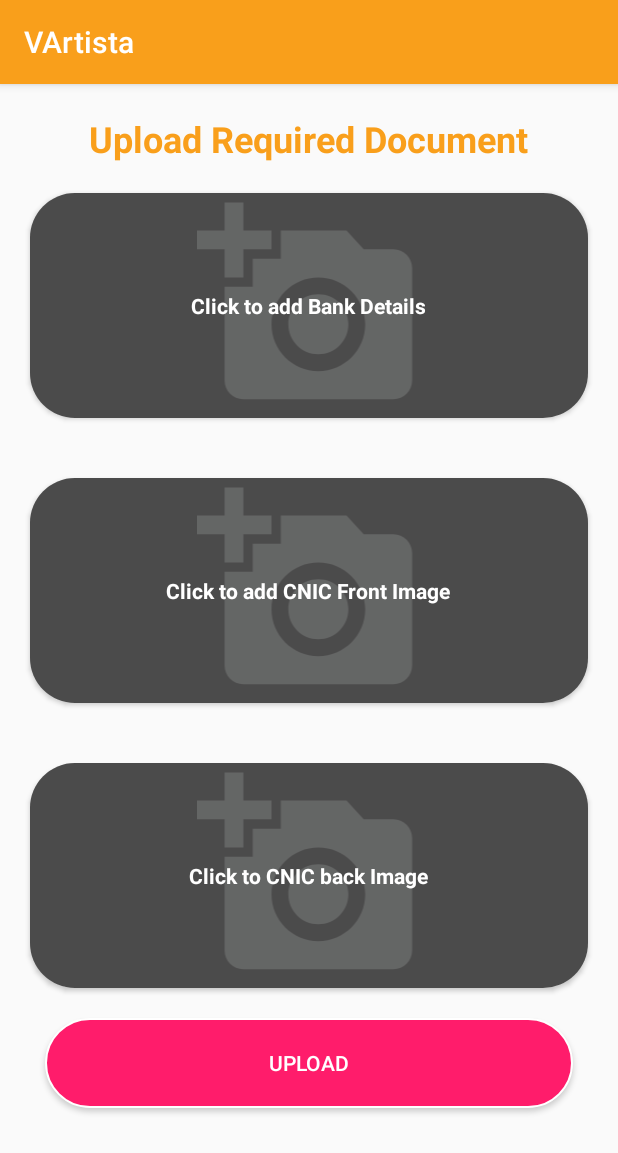
After one commit to zaptox/vartistaa, an Android app: the DocumentUploadActivity screen opened directly, with no data from a screen before it, on a phone screen of 412 x 824 dp. The commit adds this screen. Shown: the top 1153 px of the screen. Run offline under Robolectric (Android 15) with nearby library versions, the phone set to English and light mode, and no system bars; libraries missing offline, so code that uses them is left out: net.gotev.uploadservice.

Commit message:
Images docs done by Xoni ji

```diff
--- a/app/build.gradle
+++ b/app/build.gradle
@@ -55,6 +55,8 @@ dependencies {
     implementation 'com.github.arcadefire:nice-spinner:1.3.4'
     //stylish ListviewRemover
     implementation 'jp.wasabeef:recyclerview-animators:2.3.0'
+    implementation 'net.gotev:uploadservice:3.4.2'
+
 
 
 }
--- a/app/src/main/java/com/vartista/www/vartista/modules/general/SiginInActivity.java
+++ b/app/src/main/java/com/vartista/www/vartista/modules/general/SiginInActivity.java
@@ -70,7 +70,6 @@ public class SiginInActivity extends AppCompatActivity {
 
                 String email1 = email.getText().toString();
                 String password1 = password.getText().toString();
-                addtosharedpreference(email1,password1);
 
                 try {
 
@@ -143,6 +142,8 @@ public class SiginInActivity extends AppCompatActivity {
 
                     userLoggedIn = new User(id, name, email, password, image, status, contact, created_at, updated_at);
 //                    Toast.makeText(SiginInActivity.this, "Response: " + response.body().getResponse() + "--name:" + name, Toast.LENGTH_SHORT).show();
+                    addtosharedpreference(userLoggedIn.getId(),userLoggedIn.getEmail(),userLoggedIn.getPassword());
+
                     setUIToWait(false);
 //                    Toast.makeText(SiginInActivity.this, ""+userLoggedIn, Toast.LENGTH_SHORT).show();
                     //
@@ -220,10 +221,11 @@ public class SiginInActivity extends AppCompatActivity {
         return "";
     }
 
-    public void addtosharedpreference(String email,String Password){
+    public void addtosharedpreference(int user_id,String email,String Password){
 
         SharedPreferences sharedPreferencespre =getSharedPreferences("Login", Context.MODE_PRIVATE);
         SharedPreferences.Editor editor=sharedPreferencespre.edit();
+        editor.putInt("user_id",user_id);
         editor.putString("Email",email);
         editor.putString("Password",Password);
         editor.apply();
--- /dev/null
+++ b/app/src/main/java/com/vartista/www/vartista/modules/provider/DocumentUploadActivity.java
@@ -0,0 +1,213 @@
+package com.vartista.www.vartista.modules.provider;
+
+import android.Manifest;
+import android.content.Context;
+import android.content.Intent;
+import android.content.SharedPreferences;
+import android.content.pm.PackageManager;
+import android.database.Cursor;
+import android.graphics.Bitmap;
+import android.net.Uri;
+import android.provider.MediaStore;
+import android.support.annotation.NonNull;
+import android.support.v4.app.ActivityCompat;
+import android.support.v4.content.ContextCompat;
+import android.support.v7.app.AppCompatActivity;
+import android.os.Bundle;
+import android.view.View;
+import android.widget.Button;
+import android.widget.EditText;
+import android.widget.ImageView;
+import android.widget.TextView;
+import android.widget.Toast;
+
+import com.vartista.www.vartista.R;
+
+import net.gotev.uploadservice.MultipartUploadRequest;
+import net.gotev.uploadservice.UploadNotificationConfig;
+
+import java.io.IOException;
+import java.util.UUID;
+
+public class DocumentUploadActivity extends AppCompatActivity
+        {
+    private static final String UPLOAD_URL = "http://vartista.com/vartista_app/insert_image.php";
+    private static final int CNIC_FRONT_IMAGE_REQUEST_CODE = 3;
+    private static final int CNIC_BACK_IMAGE_REQUEST_CODE = 7;
+    private static final int BANK_DETAILS_IMAGE_REQUEST_CODE = 11;
+
+            private static final int STORAGE_PERMISSION_CODE = 123;
+    private ImageView imageView;
+    private EditText etCaption;
+    private TextView tvPath;
+    private Button btnUpload;
+    private Bitmap bitmapCnicFront,bitmapCnicBack,bitmapBankDetails;
+    private Uri filePathCnicFront,filePathCnicBack,filePathBankDetails;
+   private  static String cnic_front_document_title="CNIC Front";
+   private  static String cnic_back_document_title="CNIC Back";
+   private  static String bank_details_document_title="Bank Details";
+
+            int user_id;
+
+
+    @Override
+    protected void onCreate(Bundle savedInstanceState) {
+        super.onCreate(savedInstanceState);
+        setContentView(R.layout.activity_document_upload);
+
+        SharedPreferences ob =getSharedPreferences("Login", Context.MODE_PRIVATE);
+        requestStoragePermission();
+
+         user_id=ob.getInt("user_id",0);
+
+
+//        imageView.setOnClickListener(new View.OnClickListener() {
+//            @Override
+//            public void onClick(View v) {
+//                Intent intent = new Intent();
+//                intent.setType("image/*");
+//                intent.setAction(Intent.ACTION_GET_CONTENT);
+//                startActivityForResult(Intent.createChooser(intent, "Complete action using"), IMAGE_REQUEST_CODE);
+//            }
+//        });
+//        btnUpload.setOnClickListener(new View.OnClickListener() {
+//            @Override
+//            public void onClick(View v) {
+//                uploadMultipart();
+//
+//            }
+//        });
+  }
+
+
+    @Override
+    protected void onActivityResult(int requestCode, int resultCode, Intent data) {
+        if (requestCode == CNIC_FRONT_IMAGE_REQUEST_CODE && resultCode == RESULT_OK && data != null && data.getData() != null) {
+            filePathCnicFront = data.getData();
+            try {
+                bitmapCnicFront = MediaStore.Images.Media.getBitmap(getContentResolver(), filePathCnicFront);
+                bank_details_document_title="Path: ". concat(getPath(filePathCnicFront));
+                imageView.setImageBitmap(bitmapCnicFront);
+            } catch (IOException e) {
+                e.printStackTrace();
+            }
+        }
+
+        else if (requestCode == CNIC_BACK_IMAGE_REQUEST_CODE && resultCode == RESULT_OK && data != null && data.getData() != null) {
+            filePathCnicBack = data.getData();
+            try {
+                bitmapCnicFront = MediaStore.Images.Media.getBitmap(getContentResolver(), filePathCnicBack);
+                bank_details_document_title="Path: ". concat(getPath(filePathCnicBack));
+                imageView.setImageBitmap(bitmapCnicBack);
+            } catch (IOException e) {
+                e.printStackTrace();
+            }
+        }
+
+        else if (requestCode == BANK_DETAILS_IMAGE_REQUEST_CODE && resultCode == RESULT_OK && data != null && data.getData() != null) {
+            filePathBankDetails = data.getData();
+            try {
+                bitmapCnicFront = MediaStore.Images.Media.getBitmap(getContentResolver(), filePathBankDetails);
+                bank_details_document_title="Path: ". concat(getPath(filePathBankDetails));
+                imageView.setImageBitmap(bitmapBankDetails);
+            } catch (IOException e) {
+                e.printStackTrace();
+            }
+        }
+    }
+
+//    public void uploadMultipart() {
+//        String caption = etCaption.getText().toString().trim();
+//
+//        //getting the actual path of the image
+//        String path = getPath(filePath);
+//
+//        //Uploading code
+//        try {
+//            String uploadId = UUID.randomUUID().toString();
+//
+//            //Creating a multi part request
+//            new MultipartUploadRequest(this, uploadId, UPLOAD_URL)
+//                    .addFileToUpload(path, "image") //Adding file
+//                    .addParameter("document_title", caption) //Adding text parameter to the request
+//                    .addParameter("user_id",""+user_id)
+//                    .setNotificationConfig(new UploadNotificationConfig())
+//                    .setMaxRetries(2)
+//                    .startUpload(); //Starting the upload
+//        } catch (Exception exc) {
+//            Toast.makeText(this, exc.getMessage(), Toast.LENGTH_SHORT).show();
+//        }
+//    }
+
+
+            public void uploadMultipart(String document_title,Uri filePath,String imageTitle ) {
+
+                //getting the actual path of the image
+                String path = getPath(filePath);
+
+                //Uploading code
+                try {
+                    String uploadId = UUID.randomUUID().toString();
+
+                    //Creating a multi part request
+                    new MultipartUploadRequest(this, uploadId, UPLOAD_URL)
+                            .addFileToUpload(path, "image") //Adding file
+                            .addParameter("document_title", imageTitle) //Adding text parameter to the request
+                            .addParameter("user_id",""+user_id)
+                            .setNotificationConfig(new UploadNotificationConfig())
+                            .setMaxRetries(2)
+                            .startUpload(); //Starting the upload
+                } catch (Exception exc) {
+                    Toast.makeText(this, exc.getMessage(), Toast.LENGTH_SHORT).show();
+                }
+            }
+
+    public String getPath(Uri uri) {
+        Cursor cursor = getContentResolver().query(uri, null, null, null, null);
+        cursor.moveToFirst();
+        String document_id = cursor.getString(0);
+        document_id = document_id.substring(document_id.lastIndexOf(":") + 1);
+        cursor.close();
+
+        cursor = getContentResolver().query(
+                android.provider.MediaStore.Images.Media.EXTERNAL_CONTENT_URI,
+                null, MediaStore.Images.Media._ID + " = ? ", new String[]{document_id}, null);
+        cursor.moveToFirst();
+        String path = cursor.getString(cursor.getColumnIndex(MediaStore.Images.Media.DATA));
+        cursor.close();
+
+        return path;
+    }
+
+    private void requestStoragePermission() {
+        if (ContextCompat.checkSelfPermission(this, Manifest.permission.READ_EXTERNAL_STORAGE) == PackageManager.PERMISSION_GRANTED)
+            return;
+
+        if (ActivityCompat.shouldShowRequestPermissionRationale(this, Manifest.permission.READ_EXTERNAL_STORAGE)) {
+            //If the user has denied the permission previously your code will come to this block
+            //Here you can explain why you need this permission
+            //Explain here why you need this permission
+        }
+        //And finally ask for the permission
+        ActivityCompat.requestPermissions(this, new String[]{Manifest.permission.READ_EXTERNAL_STORAGE}, STORAGE_PERMISSION_CODE);
+    }
+
+    //This method will be called when the user will tap on allow or deny
+    @Override
+    public void onRequestPermissionsResult(int requestCode, @NonNull String[] permissions, @NonNull int[] grantResults) {
+
+        //Checking the request code of our request
+        if (requestCode == STORAGE_PERMISSION_CODE) {
+
+            //If permission is granted
+            if (grantResults.length > 0 && grantResults[0] == PackageManager.PERMISSION_GRANTED) {
+                //Displaying a toast
+                Toast.makeText(this, "Permission granted now you can read the storage", Toast.LENGTH_LONG).show();
+            } else {
+                //Displaying another toast if permission is not granted
+                Toast.makeText(this, "Oops you just denied the permission", Toast.LENGTH_LONG).show();
+            }
+        }
+    }
+
+}
--- /dev/null
+++ b/app/src/main/res/drawable/ic_add_a_photo_black_24dp.xml
@@ -0,0 +1,5 @@
+<vector android:height="24dp" android:tint="#FCFFFE"
+    android:viewportHeight="24.0" android:viewportWidth="24.0"
+    android:width="24dp" xmlns:android="http://schemas.android.com/apk/res/android">
+    <path android:fillColor="#FF000000" android:pathData="M3,4L3,1h2v3h3v2L5,6v3L3,9L3,6L0,6L0,4h3zM6,10L6,7h3L9,4h7l1.83,2L21,6c1.1,0 2,0.9 2,2v12c0,1.1 -0.9,2 -2,2L5,22c-1.1,0 -2,-0.9 -2,-2L3,10h3zM13,19c2.76,0 5,-2.24 5,-5s-2.24,-5 -5,-5 -5,2.24 -5,5 2.24,5 5,5zM9.8,14c0,1.77 1.43,3.2 3.2,3.2s3.2,-1.43 3.2,-3.2 -1.43,-3.2 -3.2,-3.2 -3.2,1.43 -3.2,3.2z"/>
+</vector>
--- /dev/null
+++ b/app/src/main/res/layout/activity_document_upload.xml
@@ -0,0 +1,195 @@
+<?xml version="1.0" encoding="utf-8"?>
+<LinearLayout xmlns:android="http://schemas.android.com/apk/res/android"
+    xmlns:app="http://schemas.android.com/apk/res-auto"
+    xmlns:tools="http://schemas.android.com/tools"
+    android:layout_width="match_parent"
+    android:layout_height="match_parent"
+    android:orientation="vertical"
+    tools:context=".modules.provider.DocumentUploadActivity">
+
+    <TextView
+        android:layout_width="wrap_content"
+        android:layout_height="wrap_content"
+        android:layout_gravity="center_horizontal"
+        android:textSize="24dp"
+        android:textStyle="bold"
+        android:textColor="@color/colorPrimary"
+        android:layout_marginTop="20dp"
+        android:text="Upload Required Document"
+        />
+
+<ScrollView
+    android:layout_width="match_parent"
+    android:layout_height="wrap_content">
+
+    <LinearLayout
+        android:layout_width="match_parent"
+        android:layout_height="wrap_content"
+        android:orientation="vertical">
+
+    <android.support.v7.widget.CardView
+        android:layout_width="wrap_content"
+        android:layout_height="wrap_content"
+        android:layout_margin="20dp"
+        android:baselineAligned="false"
+        android:orientation="vertical"
+        app:cardCornerRadius="30dp"
+        app:cardPreventCornerOverlap="true">
+
+        <RelativeLayout
+            android:layout_width="wrap_content"
+            android:layout_height="wrap_content"
+            android:gravity="center"
+            android:orientation="vertical">
+
+            <ImageView
+                android:id="@+id/imageViewBankDetails"
+                android:layout_width="match_parent"
+
+                android:layout_height="150dp"
+                android:adjustViewBounds="true"
+                android:background="@color/light_gray"
+                android:src="@drawable/ic_add_a_photo_black_24dp" />
+
+            <View
+                android:layout_width="match_parent"
+                android:layout_height="match_parent"
+                android:layout_alignBottom="@+id/imageViewBankDetails"
+                android:layout_alignTop="@+id/imageViewBankDetails"
+                android:background="@color/black_more_translucent" />
+
+            <TextView
+                android:id="@+id/imageViewBankDetailsTitle"
+                style="@style/listTitleStyle"
+                android:layout_width="wrap_content"
+                android:layout_height="wrap_content"
+                android:layout_centerHorizontal="true"
+                android:layout_centerVertical="true"
+                android:padding="20dp"
+                android:text="Click to add Bank Details"
+                android:textColor="@color/white"
+                android:textSize="14dp"
+                android:textStyle="bold" />
+
+        </RelativeLayout>
+    </android.support.v7.widget.CardView>
+
+
+
+
+    <android.support.v7.widget.CardView
+        android:layout_width="wrap_content"
+        android:layout_height="wrap_content"
+        android:layout_margin="20dp"
+        android:baselineAligned="false"
+        android:orientation="vertical"
+        app:cardCornerRadius="30dp"
+        app:cardPreventCornerOverlap="true">
+
+        <RelativeLayout
+            android:layout_width="wrap_content"
+            android:layout_height="wrap_content"
+            android:gravity="center"
+            android:orientation="vertical">
+
+            <ImageView
+                android:id="@+id/imageViewCnicFront"
+                android:layout_width="match_parent"
+
+                android:layout_height="150dp"
+                android:adjustViewBounds="true"
+                android:background="@color/light_gray"
+                android:src="@drawable/ic_add_a_photo_black_24dp" />
+
+            <View
+                android:layout_width="match_parent"
+                android:layout_height="match_parent"
+                android:layout_alignBottom="@+id/imageViewCnicFront"
+                android:layout_alignTop="@+id/imageViewCnicFront"
+                android:background="@color/black_more_translucent" />
+
+            <TextView
+                android:id="@+id/imageViewCincFrontTitle"
+                style="@style/listTitleStyle"
+                android:layout_width="wrap_content"
+                android:layout_height="wrap_content"
+                android:layout_centerHorizontal="true"
+                android:layout_centerVertical="true"
+                android:padding="20dp"
+                android:text="Click to add CNIC Front Image"
+                android:textColor="@color/white"
+                android:textSize="14dp"
+                android:textStyle="bold" />
+
+        </RelativeLayout>
+    </android.support.v7.widget.CardView>
+
+
+
+    <android.support.v7.widget.CardView
+        android:layout_width="wrap_content"
+        android:layout_height="wrap_content"
+        android:layout_margin="20dp"
+        android:baselineAligned="false"
+        android:orientation="vertical"
+        app:cardCornerRadius="30dp"
+        app:cardPreventCornerOverlap="true">
+
+        <RelativeLayout
+            android:layout_width="wrap_content"
+            android:layout_height="wrap_content"
+            android:gravity="center"
+            android:orientation="vertical">
+
+            <ImageView
+                android:id="@+id/imageViewBackCinc"
+                android:layout_width="match_parent"
+
+                android:layout_height="150dp"
+                android:adjustViewBounds="true"
+                android:background="@color/light_gray"
+                android:src="@drawable/ic_add_a_photo_black_24dp" />
+
+            <View
+                android:layout_width="match_parent"
+                android:layout_height="match_parent"
+                android:layout_alignBottom="@+id/imageViewBackCinc"
+                android:layout_alignTop="@+id/imageViewBackCinc"
+                android:background="@color/black_more_translucent" />
+
+            <TextView
+                android:id="@+id/imageViewBackCincTitle"
+                style="@style/listTitleStyle"
+                android:layout_width="wrap_content"
+                android:layout_height="wrap_content"
+                android:layout_centerHorizontal="true"
+                android:layout_centerVertical="true"
+                android:padding="20dp"
+                android:text="Click to CNIC back Image"
+                android:textColor="@color/white"
+                android:textSize="14dp"
+                android:textStyle="bold" />
+
+        </RelativeLayout>
+    </android.support.v7.widget.CardView>
+
+
+
+
+
+    <Button
+        android:id="@+id/btnUpload"
+        android:layout_width="match_parent"
+        android:layout_height="wrap_content"
+        android:layout_marginLeft="30dp"
+        android:layout_marginRight="30dp"
+        android:layout_marginBottom="30dp"
+        android:textColor="@color/white"
+        android:background="@drawable/buttonshape"
+        android:text="Upload"
+        />
+
+    </LinearLayout>
+</ScrollView>
+
+</LinearLayout>
--- a/app/src/main/res/menu/activity_home_drawer.xml
+++ b/app/src/main/res/menu/activity_home_drawer.xml
@@ -31,6 +31,12 @@
             android:icon="@drawable/logout"
             android:title="Payment" />
 
+
+        <item
+            android:id="@+id/provider_doc_upload"
+            android:icon="@drawable/logout"
+            android:title="Upload Document" />
+
         <item
             android:id="@+id/logout"
             android:icon="@drawable/logout"
--- a/app/src/main/res/values/styles.xml
+++ b/app/src/main/res/values/styles.xml
@@ -17,4 +17,17 @@
     <style name="AppTheme.AppBarOverlay" parent="ThemeOverlay.AppCompat.Dark.ActionBar" />
 
     <style name="AppTheme.PopupOverlay" parent="ThemeOverlay.AppCompat.Light" />
+
+    <style name="listTitleStyle">
+        <item name="android:lineSpacingExtra">1dp</item>
+        <item name="android:maxLines">2</item>
+        <item name="android:ellipsize">end</item>
+    </style>
+
+    <style name="listStyleNoPadding">
+        <item name="android:clipToPadding">false</item>
+        <item name="android:listSelector">@android:color/transparent</item>
+    </style>
+
+
 </resources>
```
Also changed, not shown: app/src/main/AndroidManifest.xml (+8 -8 lines), app/src/main/java/com/vartista/www/vartista/appconfig/App.java (added, +18 -0 lines), app/src/main/java/com/vartista/www/vartista/modules/general/HomeActivity.java (+9 -0 lines), app/src/main/res/values/colors.xml (+45 -0 lines).
